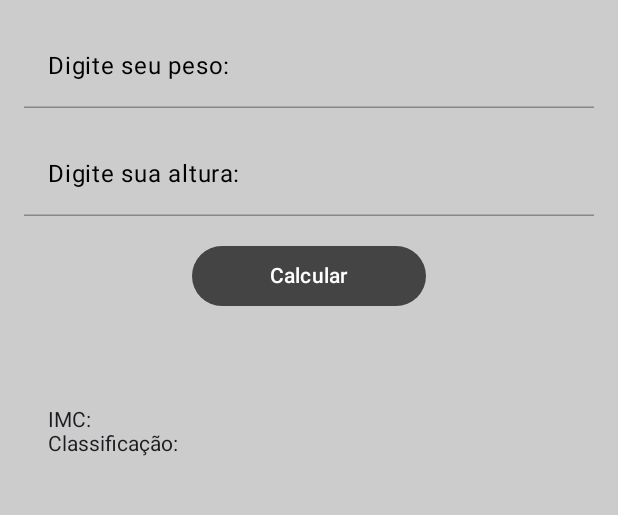
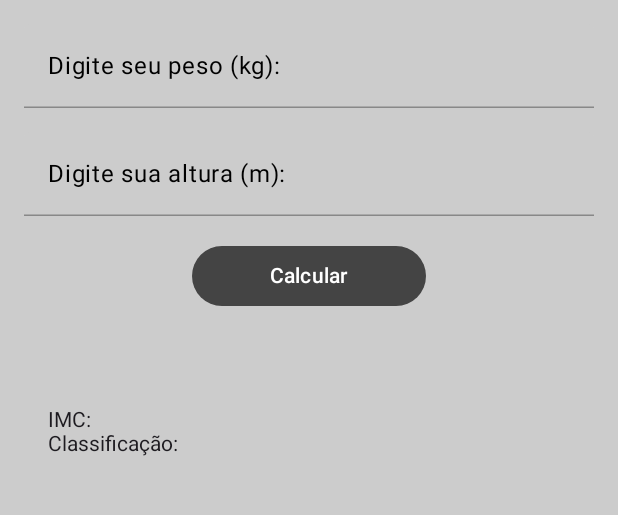
Before and after one commit to eduardorezzadori/IMC-Calculator, an Android app built with Jetpack Compose: the screen it shows after launch (MainActivity), on a phone screen of 412 x 824 dp, the part 96-611 px from its top. Run offline under Robolectric (Android 15) with nearby library versions, the phone set to English and light mode, and no system bars.

Commit message:
chore: aprimorei as mensagens pro usuario e substitui a , por . no input de altura

```diff
--- a/app/src/main/java/com/example/calculadoraimc/MainActivity.kt
+++ b/app/src/main/java/com/example/calculadoraimc/MainActivity.kt
@@ -28,7 +28,6 @@ import androidx.compose.ui.Modifier
 import androidx.compose.ui.graphics.Color
 import androidx.compose.ui.graphics.Color.Companion.Gray
 import androidx.compose.ui.graphics.Color.Companion.LightGray
-import androidx.compose.ui.graphics.Color.Companion.White
 import androidx.compose.ui.tooling.preview.Preview
 import androidx.compose.ui.unit.dp
 import com.example.calculadoraimc.ui.theme.CalculadoraIMCTheme
@@ -83,10 +82,10 @@ fun Home() {
             TextField(
                 value = weightTextValue,
                 onValueChange = { newText ->
-                    weightTextValue = newText
+                    weightTextValue = newText.replace(",", ".")
                 },
                 label = {
-                    Text("Digite seu peso:")
+                    Text("Digite seu peso (kg):")
                 },
                 modifier = Modifier
                     .fillMaxWidth()
@@ -107,9 +106,9 @@ fun Home() {
             TextField(
                 value = heightTextValue,
                 onValueChange = { newText ->
-                    heightTextValue = newText
+                    heightTextValue = newText.replace(",", ".")
                 },
-                label = { Text("Digite sua altura:") },
+                label = { Text("Digite sua altura (m):") },
                 modifier = Modifier
                     .fillMaxWidth()
                     .padding(start = 16.dp, end = 16.dp, bottom = 16.dp),
```
